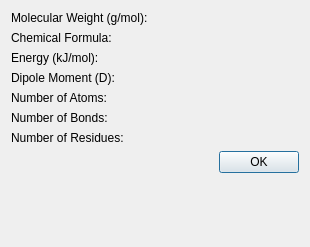
The window that libavogadro/src/extensions/molecularpropdialog.ui (cryos/avogadro) describes before a commit, drawn with Qt 5.
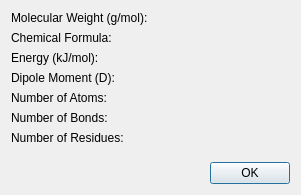
The same window after the commit.

Commit message: Small fix to molecule properties dialog.

What changed in the file:
```diff
--- a/libavogadro/src/extensions/molecularpropdialog.ui
+++ b/libavogadro/src/extensions/molecularpropdialog.ui
@@ -6,8 +6,8 @@
    <rect>
     <x>0</x>
     <y>0</y>
-    <width>310</width>
-    <height>247</height>
+    <width>301</width>
+    <height>195</height>
    </rect>
   </property>
   <property name="windowTitle">
@@ -116,16 +116,6 @@
      </item>
     </layout>
    </item>
-   <item>
-    <widget class="QDialogButtonBox" name="buttonBox">
-     <property name="orientation">
-      <enum>Qt::Horizontal</enum>
-     </property>
-     <property name="standardButtons">
-      <set>QDialogButtonBox::Ok</set>
-     </property>
-    </widget>
-   </item>
    <item>
     <spacer name="verticalSpacer">
      <property name="orientation">
@@ -139,6 +129,16 @@
      </property>
     </spacer>
    </item>
+   <item>
+    <widget class="QDialogButtonBox" name="buttonBox">
+     <property name="orientation">
+      <enum>Qt::Horizontal</enum>
+     </property>
+     <property name="standardButtons">
+      <set>QDialogButtonBox::Ok</set>
+     </property>
+    </widget>
+   </item>
   </layout>
  </widget>
  <resources/>
```
